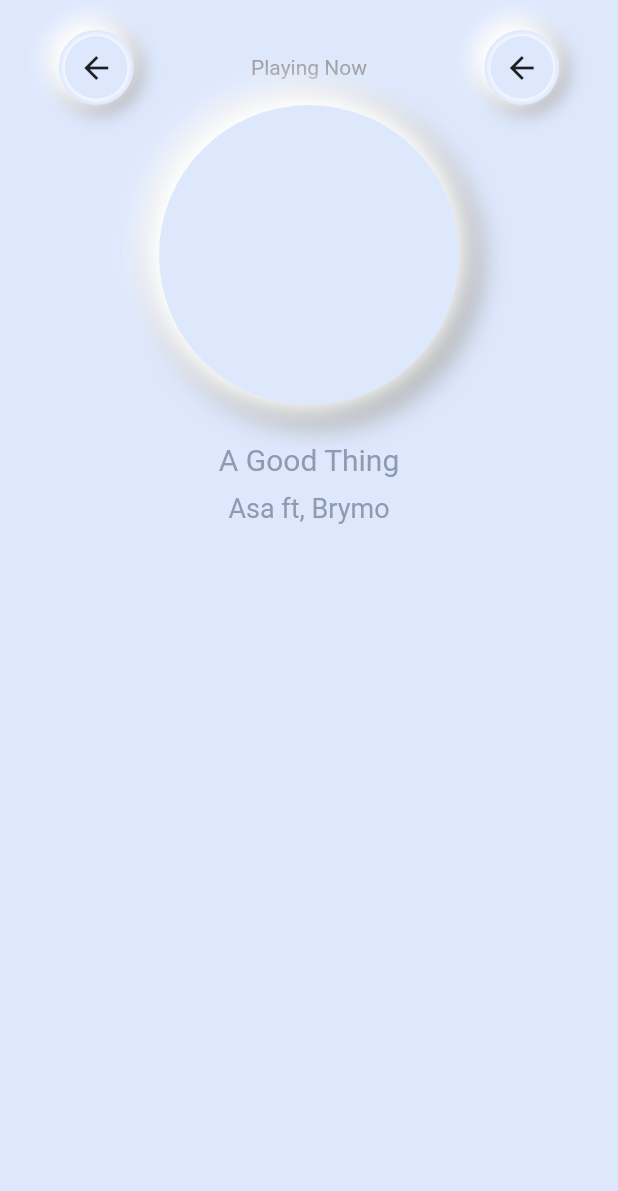
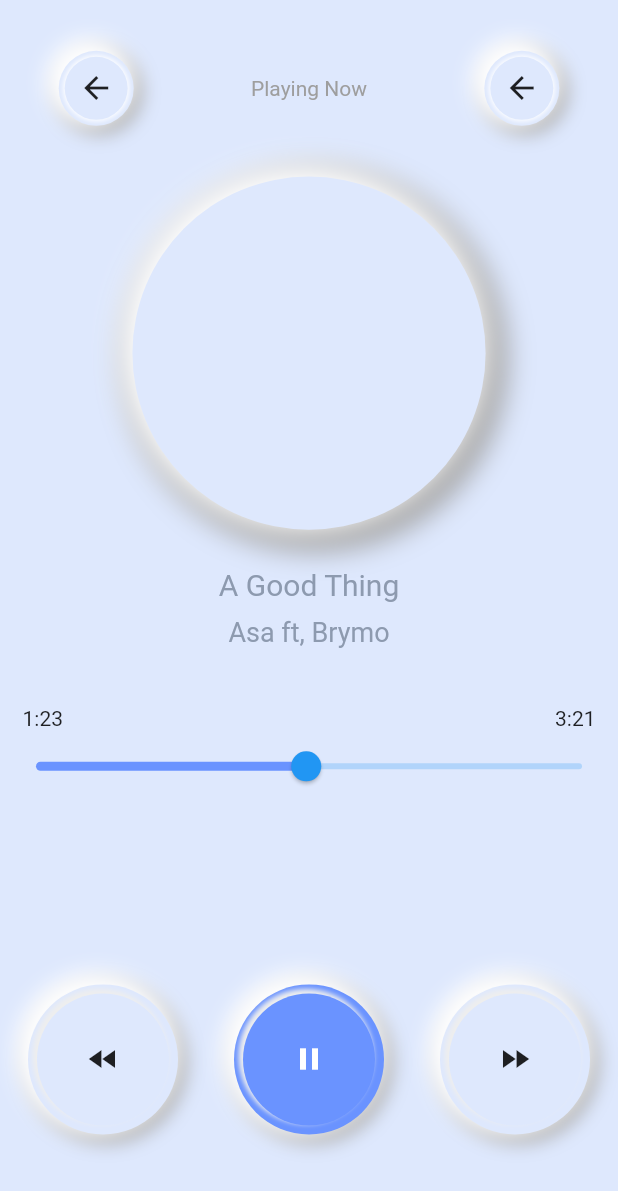
Before and after one commit to aloRanking/music_app, a Flutter app: the screen it shows after launch, on a phone screen of 412 x 824 dp. Shown: the top 1191 px of the screen. Run offline on Flutter 3.47's test engine with Material 2 defaults, Android fonts, the phone set to English and light mode, and no system bars.

Commit message:
added expanded and music icons

```diff
--- a/lib/screen/music_home.dart
+++ b/lib/screen/music_home.dart
@@ -7,6 +7,10 @@ class MusicHome extends StatefulWidget {
 }
 
 class _MusicHomeState extends State<MusicHome> {
+
+  double sliderValue = 50;
+
+
   @override
   Widget build(BuildContext context) {
     return Scaffold(
@@ -14,12 +18,12 @@ class _MusicHomeState extends State<MusicHome> {
       body: SafeArea(
         child: Column(
           children: <Widget>[
-            SizedBox(
-              height: 20,
-            ),
+
             _customAppber(),
             _centerCircle(),
         _musicTitle(),
+        _slider(),
+        _musicButtons(),
                                   ],
                                 ),
                               ),
@@ -27,20 +31,24 @@ class _MusicHomeState extends State<MusicHome> {
                           }
 
                           Widget _customAppber() {
-            return Row(
+                            return Expanded(
+                                                          child: Row(
                                 mainAxisAlignment: MainAxisAlignment.spaceAround,
                                 children: <Widget>[
                                   SmallRoundBox(),
                                   Text('Playing Now', style: TextStyle(color: Colors.grey)),
                                   SmallRoundBox(),
                                 ],
+                              ),
                             );
                           }
 
                           Widget _centerCircle() {
-            return Container(
-              height: 200,
-              width: 200,
+                            return Expanded(
+                              flex: 2,
+                                                          child: Container(
+                                height: 250,
+                                width: 250,
                                 decoration: BoxDecoration(
                                     shape: BoxShape.circle,
                                     color: kBackgrounColor,
@@ -55,16 +63,18 @@ class _MusicHomeState extends State<MusicHome> {
                                         offset: Offset(-4, -4),
                                         color: Colors.white,
                                         blurRadius: 15,
-                      spreadRadius: 10,
+                                        spreadRadius: 5,
                                       ),
                                     ]),
                                 child: Container(),
+                              ),
                             );
                           }
 
                         Widget  _musicTitle() {
 
-          return Container(
+                          return Expanded(
+                                                      child: Container(
                              margin: EdgeInsets.only(top:25),
                               child: Column(
                                 children: <Widget>[
@@ -84,7 +94,73 @@ class _MusicHomeState extends State<MusicHome> {
 
                                 ],
                               ),
+                            ),
                           );
+                        }
+
+                  _slider() {
+                    return Expanded(
+                                          child: Container(
+                        child: Column(
+                          children: <Widget>[
+
+                            Padding(
+                              padding: const EdgeInsets.only(left:15.0, right:15.0),
+                              child: Row(
+                                mainAxisAlignment: MainAxisAlignment.spaceBetween,
+                                children: <Widget>[
+                                Text('1:23'),
+                                Text('3:21')
+                              ],),
+                            ),
+
+
+                            SliderTheme(
+                              data: SliderTheme.of(context).copyWith(
+                                activeTrackColor: kPauseColor,
+                                thumbShape: RoundSliderThumbShape(),
+
+
+
+                              ),
+                                                          child: Slider(
+                                value: sliderValue,
+                                min: 1.0,
+                                max: 100.0,
+
+                                onChanged: (double newValue){
+                                  setState(() {
+                                    newValue = sliderValue;
+                                  });
+
+
+                                }),
+                            ),
+                          ],
+                        ),
+                      ),
+                    );
+                  }
+
+          _musicButtons() {
+            return Expanded(
+              flex: 2,
+                          child: Row(
+                mainAxisAlignment: MainAxisAlignment.spaceAround,
+                children: <Widget>[
+
+                  MusicButtons(color: kBackgrounColor, icon: Icon(Icons.fast_rewind),),
+              MusicButtons(color: kPauseColor, icon: Icon(Icons.pause,color: Colors.white,), onPressed: (){
+
+              },),
+              MusicButtons(color: kBackgrounColor, icon: Icon(Icons.fast_forward)),
+
+
+                ],
+              ),
+            );
+
+
           }
 }
 
@@ -127,9 +203,74 @@ class SmallRoundBox extends StatelessWidget {
                     blurRadius: 2,
                     spreadRadius: 1,
                   ),
-                ]),
+                ],
+
+
+                ),
             child: Icon(Icons.arrow_back)),
       ),
     );
   }
 }
+
+class MusicButtons extends StatelessWidget {
+
+ final Icon icon;
+ final Color color;
+ final Function onPressed;
+
+
+ MusicButtons({this.icon, this.color, this.onPressed});
+
+  @override
+  Widget build(BuildContext context) {
+    return GestureDetector(
+      onTap: onPressed,
+          child: Container(
+        height: 100,
+        width: 100,
+        decoration: BoxDecoration(
+            shape: BoxShape.circle,
+            color: color,
+            boxShadow: [
+              BoxShadow(
+                offset: Offset(2, 2),
+                color: Colors.grey,
+                blurRadius: 10,
+                spreadRadius: 3,
+              ),
+              BoxShadow(
+                offset: Offset(-4, -4),
+                color: Colors.white,
+                blurRadius: 10,
+                spreadRadius: 5,
+              )
+            ]),
+        child: Padding(
+          padding: const EdgeInsets.all(6.0),
+          child: Container(
+              decoration: BoxDecoration(
+                  shape: BoxShape.circle,
+                  color: color,
+                  boxShadow: [
+                    BoxShadow(
+                      color:Colors.grey[200] ,
+                      offset: Offset(-2, -2),
+                      blurRadius: 2,
+                      spreadRadius: 1,
+                    ),
+                  ],
+                  gradient: LinearGradient(
+                    colors: [
+                      color,
+                      color,
+
+                    ])
+
+                  ),
+              child: icon ),
+        ),
+      ),
+    );
+  }
+}
```
Lines whose indentation alone changed are shown as unchanged.
